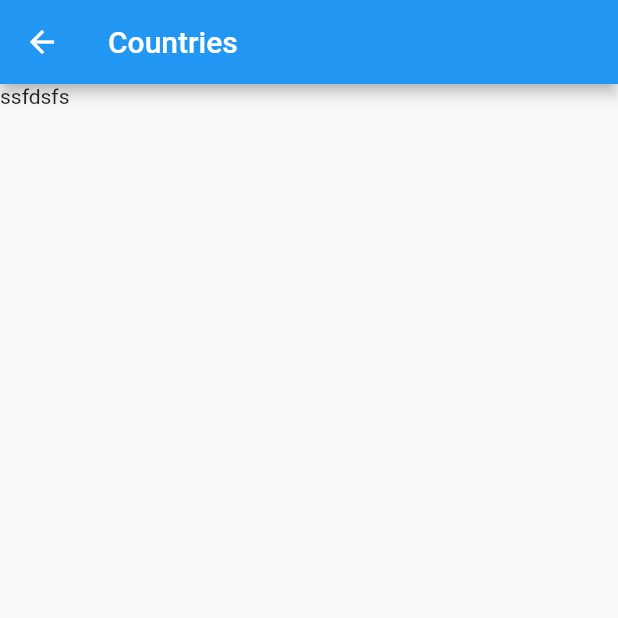
After one commit to itxmubi/flutter_with_rest_apis, a Flutter app: the screen it shows after launch, after a tap on "Sports Data APi", on a phone screen of 412 x 824 dp, the top half of it. The commit adds this screen. Run offline on Flutter 3.47's test engine with Material 2 defaults, Android fonts, the phone set to English and light mode, and no system bars; our stand-ins replace get.

Commit message:
working on sports api

```diff
--- /dev/null
+++ b/lib/Sports Data Api/views/countries.dart
@@ -0,0 +1,18 @@
+import 'package:flutter/material.dart';
+
+class SportsCountries extends StatefulWidget {
+  const SportsCountries({super.key});
+
+  @override
+  State<SportsCountries> createState() => _SportsCountriesState();
+}
+
+class _SportsCountriesState extends State<SportsCountries> {
+  @override
+  Widget build(BuildContext context) {
+    return Scaffold(
+      appBar: AppBar(title: const Text("Countries")),
+      body: Column(children: const [Text("ssfdsfs")]),
+    );
+  }
+}
--- a/lib/home.dart
+++ b/lib/home.dart
@@ -1,4 +1,5 @@
 import 'package:flutter/material.dart';
+import 'package:flutter_with_rest_apis/Sports%20Data%20Api/views/countries.dart';
 import 'package:get/get.dart';
 
 import 'Dog Api/views/dog_home.dart';
@@ -36,6 +37,20 @@ class _HomePageState extends State<HomePage> {
                 child: const Text("Dog APi"),
               ),
             )),
+        InkWell(
+            onTap: () {
+              Get.to(() => const SportsCountries());
+            },
+            child: Padding(
+              padding: const EdgeInsets.symmetric(horizontal: 20),
+              child: Container(
+                alignment: Alignment.center,
+                height: 70,
+                width: 370,
+                decoration: BoxDecoration(border: Border.all()),
+                child: const Text("Sports Data APi"),
+              ),
+            )),
       ]),
     );
   }
```
Also changed, not shown: lib/Sports Data Api/Controller/countries_controller.dart (added, +25 -0 lines), lib/Sports Data Api/countries_model.dart (added, +103 -0 lines), pubspec.lock.
